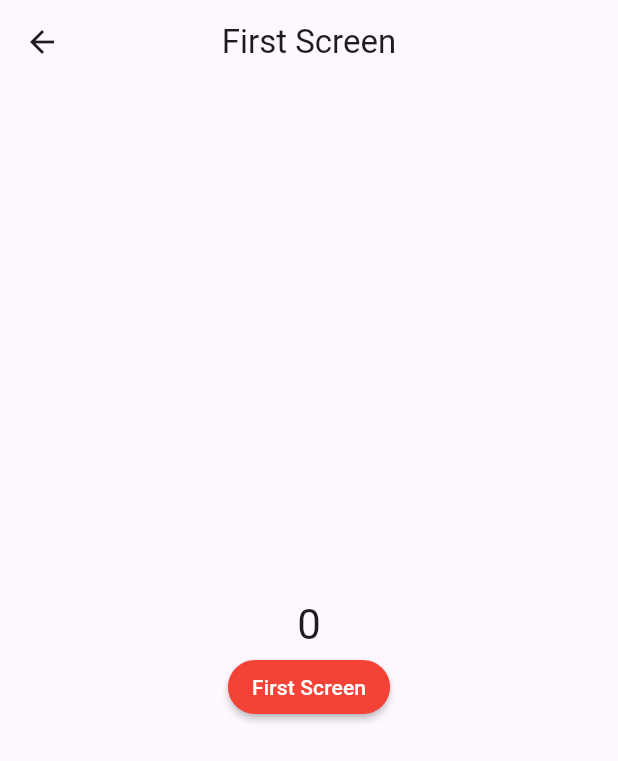
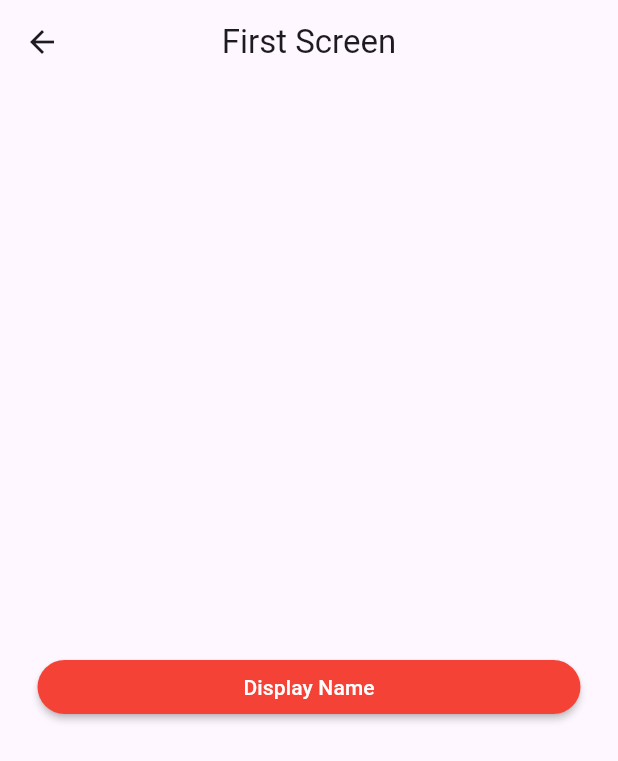
Before and after one commit to JacklynConn/getx, a Flutter app: the FirstScreen screen opened directly, on a phone screen of 412 x 824 dp. Shown: the top 761 px of the screen. Run offline on Flutter 3.47's test engine with Material 3 defaults, Android fonts, the phone set to English and light mode, and no system bars; our stand-ins replace get.

Commit message:
10. DI part 1

```diff
--- a/lib/controller/home_controller.dart
+++ b/lib/controller/home_controller.dart
@@ -1,11 +1,16 @@
 import 'package:get/get.dart';
 
 class HomeController extends GetxController {
-  String name = "John";
+  String name = "";
   RxInt index = 0.obs;
 
   void increaseIndex() {
     index.value++;
     // update();
   }
+
+  void displayName() {
+    name = "John Doe";
+    update();
+  }
 }
--- a/lib/view/screens/first_screen.dart
+++ b/lib/view/screens/first_screen.dart
@@ -3,7 +3,9 @@ import 'package:get/get.dart';
 import '../../controller/home_controller.dart';
 
 class FirstScreen extends StatelessWidget {
-  const FirstScreen({super.key});
+  FirstScreen({super.key});
+
+  final HomeController homeController = Get.put(HomeController(), permanent: true);
 
   @override
   Widget build(BuildContext context) {
@@ -16,15 +18,14 @@ class FirstScreen extends StatelessWidget {
         mainAxisAlignment: MainAxisAlignment.center,
         crossAxisAlignment: CrossAxisAlignment.stretch,
         children: [
-          GetX<HomeController>(
-            init: HomeController(),
+          GetBuilder<HomeController>(
             builder: (controller) {
-              return Column(
-                children: [
-                  Text(
-                    controller.index.value.toString(),
+              return Text(
+                controller.name,
                 style: Theme.of(context).textTheme.headlineMedium,
                 textAlign: TextAlign.center,
+              );
+            },
           ),
           Padding(
             padding: const EdgeInsets.symmetric(horizontal: 25.0),
@@ -35,22 +36,10 @@ class FirstScreen extends StatelessWidget {
               ),
               color: Colors.red,
               onPressed: () {
-                        // Navigator.push(
-                        //   context,
-                        //   MaterialPageRoute(
-                        //     builder: (context) => const FirstScreen(),
-                        //   ),
-                        // );
-                        // Get.to(const FirstScreen(), transition: Transition.leftToRight);
-                        //Get.toNamed('/firstPage');
-                        controller.increaseIndex();
+                homeController.displayName();
               },
-                      child: const Text('First Screen'),
+              child: const Text('Display Name'),
             ),
-                  ),
-                ],
-              );
-            },
           ),
         ],
       ),
```
Also changed, not shown: lib/view/screens/home_screen.dart (+4 -17 lines). Lines whose indentation alone changed are shown as unchanged.
